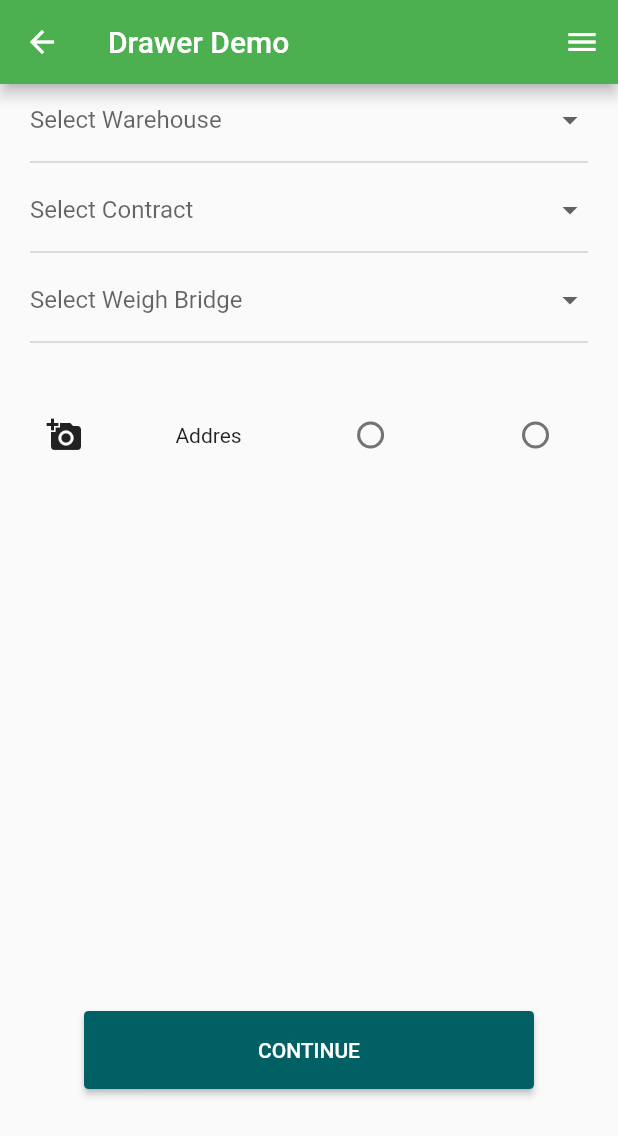
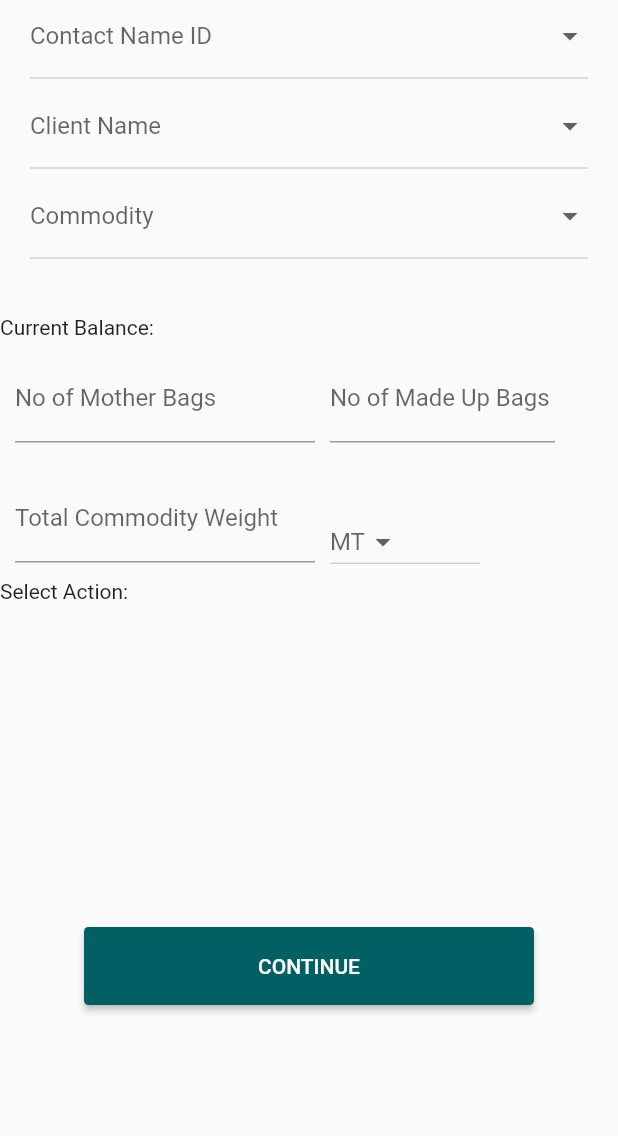
Before and after one commit to panchakarlavishnendra/Bluetooth, a Flutter app: the ContractSummary screen opened directly, on a phone screen of 412 x 824 dp. Shown: the top 1136 px of the screen. Run offline on Flutter 3.47's test engine with Material 2 defaults, Android fonts, the phone set to English and light mode, and no system bars; our stand-ins replace camera, flutter_bluetooth_serial, get, group_radio_button, image_picker, location and 1 more; missing offline and left inert: geocoder.

Commit message:
added Screen's

```diff
--- a/lib/routes.dart
+++ b/lib/routes.dart
@@ -1,6 +1,7 @@
 import 'package:flutter_bluetooth/screens/SelectWarehouseContactScreen.dart';
 
 import 'screens/contract_summary_screen.dart';
+import 'screens/select_warehouse_screen.dart';
 import 'screens/mainpage.dart';
 import 'package:get/get.dart';
 
@@ -16,8 +17,16 @@ class Routes {
       page: () => MainPage(),
     ),
     GetPage(
-      name: '/selectWareHouse',
+      name: '/selectWareHouseContact',
       page: () => SelectWarehouseContacts(),
     ),
+    GetPage(
+      name: '/selectWareHouse',
+      page: () => SelectWareHouse(),
+    ),
+    GetPage(
+      name: '/contactsummary',
+      page: () => ContractSummary(),
+    )
   ];
 }
--- a/lib/screens/SelectWarehouseContactScreen.dart
+++ b/lib/screens/SelectWarehouseContactScreen.dart
@@ -223,7 +223,7 @@ class _SelectWarehouseContacts extends State<SelectWarehouseContacts> {
             borderRadius: BorderRadius.circular(3.0),
           ),
           onPressed: () {
-            Get.toNamed('/contractSummary');
+            Get.toNamed('/selectWareHouse');
           },
           color: Colors.cyan[900],
           textColor: Colors.white,
--- a/lib/screens/contract_summary_screen.dart
+++ b/lib/screens/contract_summary_screen.dart
@@ -1,18 +1,24 @@
+import 'dart:ui';
+
 import 'package:flutter/material.dart';
-import 'package:get/get.dart';
+import 'package:flutter/services.dart';
+
+
 
 class ContractSummary extends StatefulWidget {
+
   ContractSummary({Key key}) : super(key: key);
   @override
   _ContractSummary createState() => new _ContractSummary();
 }
 
 class _ContractSummary extends State<ContractSummary> {
+
   List<String> _locations = ['A', 'B', 'C', 'D'];
   String _selectedLocation;
-  var _value;
 
   final GlobalKey<ScaffoldState> _scaffoldKey = GlobalKey<ScaffoldState>();
+
   void _openEndDrawer() {
     _scaffoldKey.currentState.openEndDrawer();
   }
@@ -25,19 +31,22 @@ class _ContractSummary extends State<ContractSummary> {
   Widget build(BuildContext context) {
     return Scaffold(
       key: _scaffoldKey,
-      appBar: AppBar(title: Text('Drawer Demo')),
-      body: Column(children: <Widget>[
+
+      body: Column(
+          children: <Widget>[
             Container(
-          height: MediaQuery.of(context).size.height * 0.75,
-          width: MediaQuery.of(context).size.width * 1,
-          child: ListView(children: <Widget>[
+              height: MediaQuery.of(context).size.height*0.75,
+              width:MediaQuery.of(context).size.width*1,
+              child: ListView(
+                  children: <Widget>[
                     Padding(
                       padding: EdgeInsets.symmetric(horizontal: 20),
                       child: Container(
                         height: 60,
-                width: MediaQuery.of(context).size.width * 0.85,
+                        width:MediaQuery.of(context).size.width*0.85,
                         child: DropdownButton(
-                  hint: Text('Select Warehouse'), // Not necessary for Option 1
+                          hint: Text(
+                              'Contact Name ID'), // Not necessary for Option 1
                           value: _selectedLocation,
                           isExpanded: true,
                           onChanged: (newValue) {
@@ -58,9 +67,10 @@ class _ContractSummary extends State<ContractSummary> {
                       padding: EdgeInsets.symmetric(horizontal: 20),
                       child: Container(
                         height: 60,
-                width: MediaQuery.of(context).size.width * 0.85,
+                        width:MediaQuery.of(context).size.width*0.85,
                         child: DropdownButton(
-                  hint: Text('Select Contract'), // Not necessary for Option 1
+                          hint: Text(
+                              'Client Name'), // Not necessary for Option 1
                           value: _selectedLocation,
                           isExpanded: true,
                           onChanged: (newValue) {
@@ -81,10 +91,10 @@ class _ContractSummary extends State<ContractSummary> {
                       padding: EdgeInsets.symmetric(horizontal: 20),
                       child: Container(
                         height: 60,
-                width: MediaQuery.of(context).size.width * 0.85,
+                        width:MediaQuery.of(context).size.width*0.85,
                         child: DropdownButton(
-                  hint:
-                      Text('Select Weigh Bridge'), // Not necessary for Option 1
+                          hint: Text(
+                              'Commodity'), // Not necessary for Option 1
                           value: _selectedLocation,
                           isExpanded: true,
                           onChanged: (newValue) {
@@ -102,200 +112,142 @@ class _ContractSummary extends State<ContractSummary> {
                       ),
                     ),
                     SizedBox(height: 30),
+                    Text("Current Balance:"),
+                    Row(
+                      children: <Widget>[
+                        Padding(
+                          padding: const EdgeInsets.only(left: 10, top: 10),
+                          child: Column(
+                            children: <Widget>[
                               Container(
-              child: Row(
-                children: [
-                  Expanded(
-                      child: Row(
-                    mainAxisAlignment: MainAxisAlignment.spaceAround,
-                    children: [
-                      Icon(Icons.add_a_photo),
-                      Text('Addres'),
-
-                Radio(
-                        value: 0,
-                        groupValue: _value,
-                        activeColor: Colors.green,
-                        onChanged: (value) {
-                          setState(() {
-                            _value = value;
-                          });
-                        },
+                                  height: 70,
+                                  width: 200,
+                                  child: new Theme(
+                                    data: new ThemeData(
+                                      primaryColor: Colors.black,
+                                      primaryColorDark: Colors.black,
                                     ),
-                           Radio(
-                        value: 1,
-                        groupValue: _value,
-                        activeColor: Colors.green,
-                        onChanged:( value) {
-                          setState(() {
-                            _value = value;
-                          });
-                        },
+                                    child: new TextField(
+                                      decoration: InputDecoration(
+                                          labelText: 'No of Mother Bags'),
+                                      keyboardType: TextInputType.number,
+                                      inputFormatters: <TextInputFormatter>[
+                                        FilteringTextInputFormatter.digitsOnly
+                                      ],
                                     ),
-                    ],
                                   )),
                             ],
                           ),
-            )
-          ]),
+                        ),
+                        Padding(
+                          padding: const EdgeInsets.only(left: 10, top: 10),
+                          child: Column(
+                            children: <Widget>[
+                              Container(
+                                  height: 70,
+                                  width: 150,
+                                  child: new Theme(
+                                    data: new ThemeData(
+                                      primaryColor: Colors.black,
+                                      primaryColorDark: Colors.black,
+                                    ),
+                                    child: new TextField(
+                                      decoration: InputDecoration(
+                                          labelText: 'No of Made Up Bags'),
+                                      keyboardType: TextInputType.number,
+                                      inputFormatters: <TextInputFormatter>[
+                                        FilteringTextInputFormatter.digitsOnly
+                                      ],
+                                    ),
+                                  )),
+                            ],
+                          ),
+                        ),
+
+                      ],
+                    ),
+                    Row(
+                      children: <Widget>[
+                        Padding(
+                          padding: const EdgeInsets.only(left: 10, top: 10),
+                          child: Column(
+                            children: <Widget>[
+                              Container(
+                                  height: 70,
+                                  width: 200,
+                                  child: new Theme(
+                                    data: new ThemeData(
+                                      primaryColor: Colors.black,
+                                      primaryColorDark: Colors.black,
+                                    ),
+                                    child: new TextField(
+                                      decoration: InputDecoration(
+                                          labelText: 'Total Commodity Weight'),
+                                      keyboardType: TextInputType.number,
+                                      inputFormatters: <TextInputFormatter>[
+                                        FilteringTextInputFormatter.digitsOnly
+                                      ],
+                                    ),
+                                  )),
+                            ],
+                          ),
+                        ),
+                        Padding(
+                          padding: const EdgeInsets.only(left: 10, top: 30.0),
+                          child: Container(
+                            height: 45,
+                            width: 100,
+
+                            child: DropdownButton(
+                              hint: Text('MT'), // Not necessary for Option 1
+                              value: _selectedLocation,
+                              onChanged: (newValue) {
+                                setState(() {
+                                  _selectedLocation = newValue;
+                                });
+                              },
+                              items: _locations.map((location) {
+                                return DropdownMenuItem(
+                                  child: new Text(location),
+                                  value: location,
+                                );
+                              }).toList(),
+                            ),
+                          ),
+                        ),
+
+
+                      ],
+                    ),
+                    SizedBox(),
+                    Text("Select Action:"),
+                  ]
+
+              ),
+
+
+
             ),
             RaisedButton(
+
               shape: RoundedRectangleBorder(
                 borderRadius: BorderRadius.circular(3.0),
               ),
-          onPressed: () {
-            // Get.toNamed('/selectWareHouse');
-          },
+              onPressed: () {},
               color: Colors.cyan[900],
               textColor: Colors.white,
               child: Padding(
-            padding: const EdgeInsets.only(
-                left: 100, right: 100, top: 18, bottom: 18),
-            child:
-                Text("Continue".toUpperCase(), style: TextStyle(fontSize: 14)),
+                padding: const EdgeInsets.only(left:100, right: 100, top: 18, bottom: 18),
+                child: Text("Continue".toUpperCase(),
+                    style: TextStyle(fontSize: 14)),
               ),
             )
-      ]),
+          ]
 
-      endDrawer: Theme(
-        data: Theme.of(context)
-            .copyWith(canvasColor: Colors.black87.withOpacity(0.8)),
-        child: Container(
-          width: MediaQuery.of(context).size.width * 0.55,
-          child: Drawer(
-            child: Column(
-              // mainAxisAlignment: MainAxisAlignment.center,
-              children: [
-                Row(
-                  mainAxisAlignment: MainAxisAlignment.spaceBetween,
-                  children: <Widget>[
-                    GestureDetector(
-                      child: Icon(
-                        Icons.close,
-                        color: Colors.white,
-                        size: 75,
-                      ),
-                      onTap: _closeEndDrawer,
-                    ),
-                    const Text(
-                      'Menu',
-                      style: TextStyle(color: Colors.white, fontSize: 26),
-                    ),
-                  ],
-                ),
-                Divider(
-                  height: 8,
-                  color: Colors.white70,
-                ),
-                Row(
-                  mainAxisAlignment: MainAxisAlignment.spaceBetween,
-                  children: <Widget>[
-                    GestureDetector(
-                      child: Icon(
-                        Icons.car_rental,
-                        color: Colors.white,
-                        size: 75,
-                      ),
-                      onTap: _closeEndDrawer,
-                    ),
-                    const Text(
-                      'Menu',
-                      style: TextStyle(color: Colors.white, fontSize: 26),
-                    ),
-                  ],
-                ),
-            Divider(
-                  height: 8,
-                  color: Colors.white70,
-                ),
-                Row(
-                  mainAxisAlignment: MainAxisAlignment.spaceBetween,
-                  children: <Widget>[
-                    GestureDetector(
-                      child: Icon(
-                        Icons.close,
-                        color: Colors.white,
-                        size: 75,
-                      ),
-                      onTap: _closeEndDrawer,
-                    ),
-                    const Text(
-                      'Menu',
-                      style: TextStyle(color: Colors.white, fontSize: 26),
-                    ),
-                  ],
-                ),
-          Divider(
-                  height: 8,
-                  color: Colors.white70,
-                ),
-                Row(
-                  mainAxisAlignment: MainAxisAlignment.spaceBetween,
-                  children: <Widget>[
-                    GestureDetector(
-                      child: Icon(
-                        Icons.close,
-                        color: Colors.white,
-                        size: 75,
-                      ),
-                      onTap: _closeEndDrawer,
-                    ),
-                    const Text(
-                      'Menu',
-                      style: TextStyle(color: Colors.white, fontSize: 26),
-                    ),
-                  ],
       ),
 
-            Divider(
-                  height: 8,
-                  color: Colors.white70,
-                ),
-                Row(
-                  mainAxisAlignment: MainAxisAlignment.spaceBetween,
-                  children: <Widget>[
-                    GestureDetector(
-                      child: Icon(
-                        Icons.close,
-                        color: Colors.white,
-                        size: 75,
-                      ),
-                      onTap: _closeEndDrawer,
-                    ),
-                    const Text(
-                      'Menu',
-                      style: TextStyle(color: Colors.white, fontSize: 26),
-                    ),
-                  ],
-                ),
-            Divider(
-                  height: 8,
-                  color: Colors.white70,
-                ),
-                Row(
-                  mainAxisAlignment: MainAxisAlignment.spaceBetween,
-                  children: <Widget>[
-                    GestureDetector(
-                      child: Icon(
-                        Icons.close,
-                        color: Colors.white,
-                        size: 75,
-                      ),
-                      onTap: _closeEndDrawer,
-                    ),
-                    const Text(
-                      'Menu',
-                      style: TextStyle(color: Colors.white, fontSize: 26),
-                    ),
-                  ],
-                ),
-              ],
-            ),
-          ),
-        ),
-      ),
-      // Disable opening the end drawer with a swipe gesture.
-      endDrawerEnableOpenDragGesture: false,
     );
+
   }
+
 }
```
Also changed, not shown: lib/main.dart (+7 -3 lines), lib/screens/select_warehouse_screen.dart (added, +301 -0 lines), lib/screens/contract_summary.dart (deleted). Lines whose indentation alone changed are shown as unchanged.
